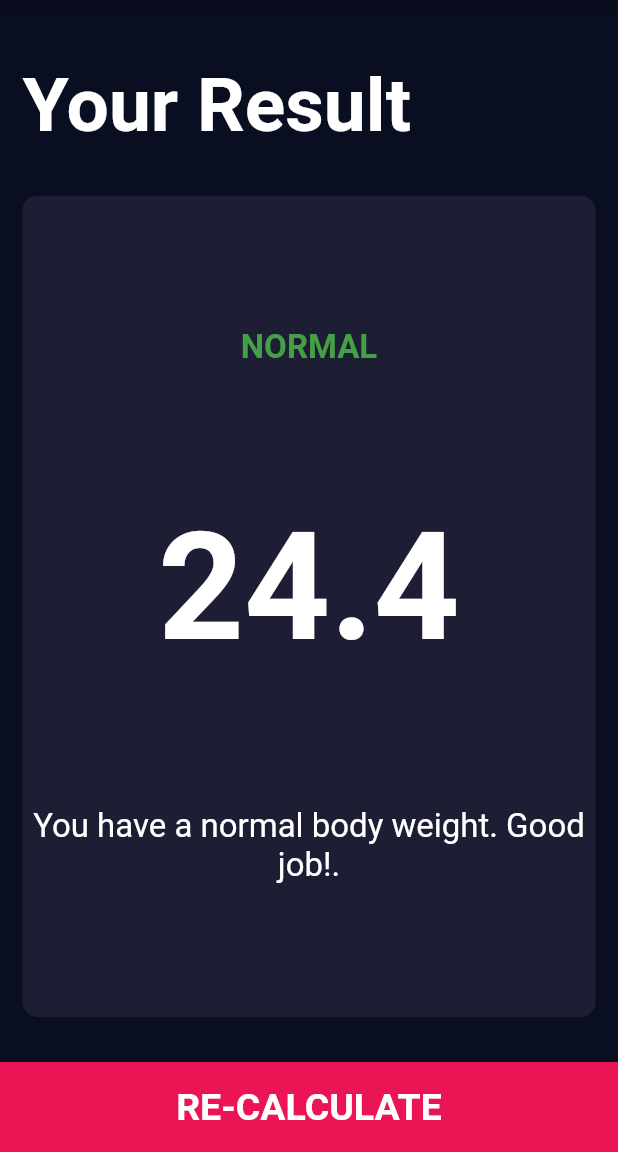
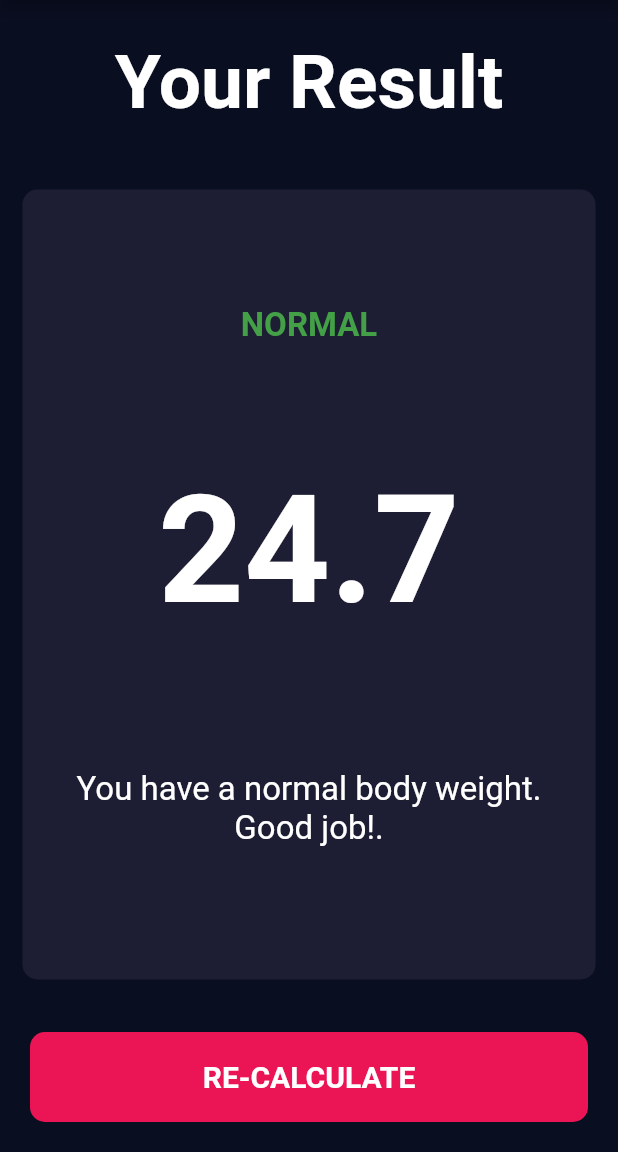
Before and after one commit to ahmedihabb2/BMI-Calculator, a Flutter app: the screen it shows after launch, after a tap on "CALCULATE", on a phone screen of 412 x 824 dp, the part 84-1236 px from its top. Run offline on Flutter 3.47's test engine with Material 2 defaults, Android fonts, the phone set to English and light mode, and no system bars; our stand-ins replace font_awesome_flutter.

Commit message:
responsive view, renaming constants

```diff
--- a/lib/calculator.dart
+++ b/lib/calculator.dart
@@ -3,8 +3,10 @@ import 'dart:math';
 class Calculator {
   final int height;
   final int weight;
+  late double _bmi;
+
   Calculator({required this.height, required this.weight});
-  late double _bmi;
+
   String calculateBMI() {
     _bmi = weight / pow(height / 100, 2);
     return _bmi.toStringAsFixed(1);
--- a/lib/constants.dart
+++ b/lib/constants.dart
@@ -1,9 +1,11 @@
 import 'package:flutter/material.dart';
 
-const Color kPrimaryColor = Color(0xFF0A0E21);
-const Color kAccentColor = Color(0xFFEB1555);
-const Color kBackgroundColor = Color(0xFF1D1E33);
+const Color primaryColor = Color(0xFF0A0E21);
+const Color accentColor = Color(0xFFEB1555);
+const Color backgroundColor = Color(0xFF1D1E33);
 const Color inActiveColor = Color(0xFF111328);
 
-const TextStyle infoStyle = TextStyle(color: Colors.grey, fontSize: 18.0);
+const phoneWidth = 414;
+
+const infoStyle = TextStyle(color: Colors.grey, fontSize: 18.0);
 const numsStyle = TextStyle(color: Colors.white, fontSize: 50.0, fontWeight: FontWeight.w900);
--- a/lib/main.dart
+++ b/lib/main.dart
@@ -1,6 +1,6 @@
-import 'package:bmi_calculator/constants.dart';
 import 'package:flutter/material.dart';
 
+import 'constants.dart';
 import 'pages/bmi_calculator.dart';
 
 void main() {
@@ -14,8 +14,8 @@ class MyApp extends StatelessWidget {
   Widget build(BuildContext context) {
     return MaterialApp(
       theme: ThemeData(
-        primaryColor: kPrimaryColor,
-        scaffoldBackgroundColor: kPrimaryColor,
+        primaryColor: primaryColor,
+        scaffoldBackgroundColor: primaryColor,
       ),
       debugShowCheckedModeBanner: false,
       home: BMICalculator(),
--- a/lib/pages/bmi_calculator.dart
+++ b/lib/pages/bmi_calculator.dart
@@ -45,7 +45,7 @@ class _BMICalculatorState extends State<BMICalculator> {
                         });
                       },
                       child: DrawContainer(
-                        color: gender == Gender.male ? kBackgroundColor : inActiveColor,
+                        color: gender == Gender.male ? backgroundColor : inActiveColor,
                         cardChild: Column(
                           mainAxisAlignment: MainAxisAlignment.center,
                           children: [
@@ -72,7 +72,7 @@ class _BMICalculatorState extends State<BMICalculator> {
                         });
                       },
                       child: DrawContainer(
-                        color: gender == Gender.female ? kBackgroundColor : inActiveColor,
+                        color: gender == Gender.female ? backgroundColor : inActiveColor,
                         cardChild: Column(
                           mainAxisAlignment: MainAxisAlignment.center,
                           children: [
@@ -96,7 +96,7 @@ class _BMICalculatorState extends State<BMICalculator> {
             ),
             Expanded(
               child: DrawContainer(
-                color: kBackgroundColor,
+                color: backgroundColor,
                 cardChild: Column(
                   mainAxisAlignment: MainAxisAlignment.center,
                   children: [
@@ -123,7 +123,7 @@ class _BMICalculatorState extends State<BMICalculator> {
                           height = newVal.toInt();
                         });
                       },
-                      activeColor: kAccentColor,
+                      activeColor: accentColor,
                       inactiveColor: Color(0xFF8D8E98),
                     )
                   ],
@@ -135,7 +135,7 @@ class _BMICalculatorState extends State<BMICalculator> {
                 children: [
                   Expanded(
                     child: DrawContainer(
-                      color: kBackgroundColor,
+                      color: backgroundColor,
                       cardChild: Column(
                         mainAxisAlignment: MainAxisAlignment.center,
                         children: [
@@ -197,7 +197,7 @@ class _BMICalculatorState extends State<BMICalculator> {
                   ),
                   Expanded(
                     child: DrawContainer(
-                      color: kBackgroundColor,
+                      color: backgroundColor,
                       cardChild: Column(
                         mainAxisAlignment: MainAxisAlignment.center,
                         children: [
@@ -263,12 +263,12 @@ class _BMICalculatorState extends State<BMICalculator> {
             DrawButton(
               buttonTitle: 'CALCULATE',
               onTaped: () {
-                Calculator calc = Calculator(height: height, weight: weight);
+                final calculator = Calculator(height: height, weight: weight);
                 Navigator.push(context, MaterialPageRoute(builder: (context) {
                   return ResultsPage(
-                    bmiResult: calc.calculateBMI(),
-                    resultText: calc.getResult(),
-                    resultInfo: calc.getInfo(),
+                    bmiResult: calculator.calculateBMI(),
+                    resultText: calculator.getResult(),
+                    resultInfo: calculator.getInfo(),
                   );
                 }));
               },
--- a/lib/pages/results_page.dart
+++ b/lib/pages/results_page.dart
@@ -1,5 +1,6 @@
 import 'package:flutter/material.dart';
 
+import '../constants.dart';
 import '../widgets/draw_button.dart';
 import '../widgets/draw_container.dart';
 
@@ -7,47 +8,71 @@ class ResultsPage extends StatelessWidget {
   final String bmiResult;
   final String resultText;
   final String resultInfo;
-  ResultsPage({required this.bmiResult, required this.resultInfo, required this.resultText});
+
+  ResultsPage({
+    required this.bmiResult,
+    required this.resultInfo,
+    required this.resultText,
+  });
+
   @override
   Widget build(BuildContext context) {
     return Scaffold(
       appBar: AppBar(
         title: Text('BMI CALCULATOR'),
       ),
-      body: Column(
+      body: SafeArea(
+        child: Column(
           children: [
             Expanded(
               child: Container(
                 padding: EdgeInsets.all(15.0),
-              alignment: Alignment.bottomLeft,
+                alignment: Alignment.center,
+                child: FittedBox(
                   child: Text(
                     'Your Result',
-                style: TextStyle(color: Colors.white, fontSize: 50, fontWeight: FontWeight.bold),
+                    style: TextStyle(
+                      color: Colors.white,
+                      fontSize: 50,
+                      fontWeight: FontWeight.bold,
+                    ),
+                  ),
                 ),
               ),
             ),
             Expanded(
                 flex: 5,
                 child: DrawContainer(
-                color: Color(0xFF1D1E33),
+                  color: backgroundColor,
                   cardChild: Column(
                     mainAxisAlignment: MainAxisAlignment.spaceEvenly,
                     crossAxisAlignment: CrossAxisAlignment.center,
                     children: [
                       Text(
                         resultText.toUpperCase(),
-                      style:
-                          TextStyle(color: Colors.green[600], fontSize: 22, fontWeight: FontWeight.bold),
+                        style: TextStyle(
+                          color: Colors.green[600],
+                          fontSize: 22,
+                          fontWeight: FontWeight.bold,
                         ),
-                    Text(
+                      ),
+                      FittedBox(
+                        child: Text(
                           bmiResult,
-                      style:
-                          TextStyle(color: Colors.white, fontSize: 100.0, fontWeight: FontWeight.bold),
+                          style: TextStyle(
+                            color: Colors.white,
+                            fontSize: 100.0,
+                            fontWeight: FontWeight.bold,
                           ),
-                    Text(
+                        ),
+                      ),
+                      Padding(
+                        padding: const EdgeInsets.all(10.0),
+                        child: Text(
                           resultInfo,
                           style: TextStyle(color: Colors.white, fontSize: 22),
                           textAlign: TextAlign.center,
+                        ),
                       ),
                     ],
                   ),
@@ -56,8 +81,10 @@ class ResultsPage extends StatelessWidget {
               buttonTitle: 'RE-CALCULATE',
               onTaped: () {
                 Navigator.pop(context);
-              }),
+              },
+            ),
           ],
+        ),
       ),
     );
   }
--- a/lib/widgets/draw_button.dart
+++ b/lib/widgets/draw_button.dart
@@ -1,8 +1,9 @@
-import 'package:bmi_calculator/constants.dart';
 import 'package:flutter/material.dart';
 
+import '../constants.dart';
+
 class DrawButton extends StatelessWidget {
-  final Function onTaped;
+  final void Function() onTaped;
   final String buttonTitle;
 
   DrawButton({required this.buttonTitle, required this.onTaped});
@@ -10,20 +11,27 @@ class DrawButton extends StatelessWidget {
   @override
   Widget build(BuildContext context) {
     return GestureDetector(
-      onTap: onTaped as void Function()?,
-      child: Container(
-        child: Center(
-          child: Text(buttonTitle,
+      onTap: onTaped,
+      child: LayoutBuilder(
+        builder: (context, constrains) => Container(
+          width: constrains.maxWidth > phoneWidth ? constrains.maxWidth * 0.5 : double.infinity,
+          margin: EdgeInsets.all(20),
+          height: 60,
+          decoration: BoxDecoration(
+            color: accentColor,
+            borderRadius: BorderRadius.circular(10),
+          ),
+          child: Center(
+            child: Text(
+              buttonTitle,
               style: TextStyle(
                 color: Colors.white,
-                fontSize: 25,
+                fontSize: 20,
                 fontWeight: FontWeight.bold,
-              )),
+              ),
+            ),
+          ),
         ),
-        color: kAccentColor,
-        margin: EdgeInsets.only(top: 15),
-        width: double.infinity,
-        height: 60,
       ),
     );
   }
--- a/lib/widgets/draw_container.dart
+++ b/lib/widgets/draw_container.dart
@@ -3,17 +3,18 @@ import 'package:flutter/material.dart';
 class DrawContainer extends StatelessWidget {
   final Color color;
   final Widget cardChild;
+
   DrawContainer({required this.color, required this.cardChild});
+
   @override
   Widget build(BuildContext context) {
     return Container(
-      child: cardChild,
       margin: EdgeInsets.all(15),
-      //padding: EdgeInsets.all(20),
       decoration: BoxDecoration(
         color: color,
         borderRadius: BorderRadius.circular(10),
       ),
+      child: cardChild,
     );
   }
 }
```
Lines whose indentation alone changed are shown as unchanged.
